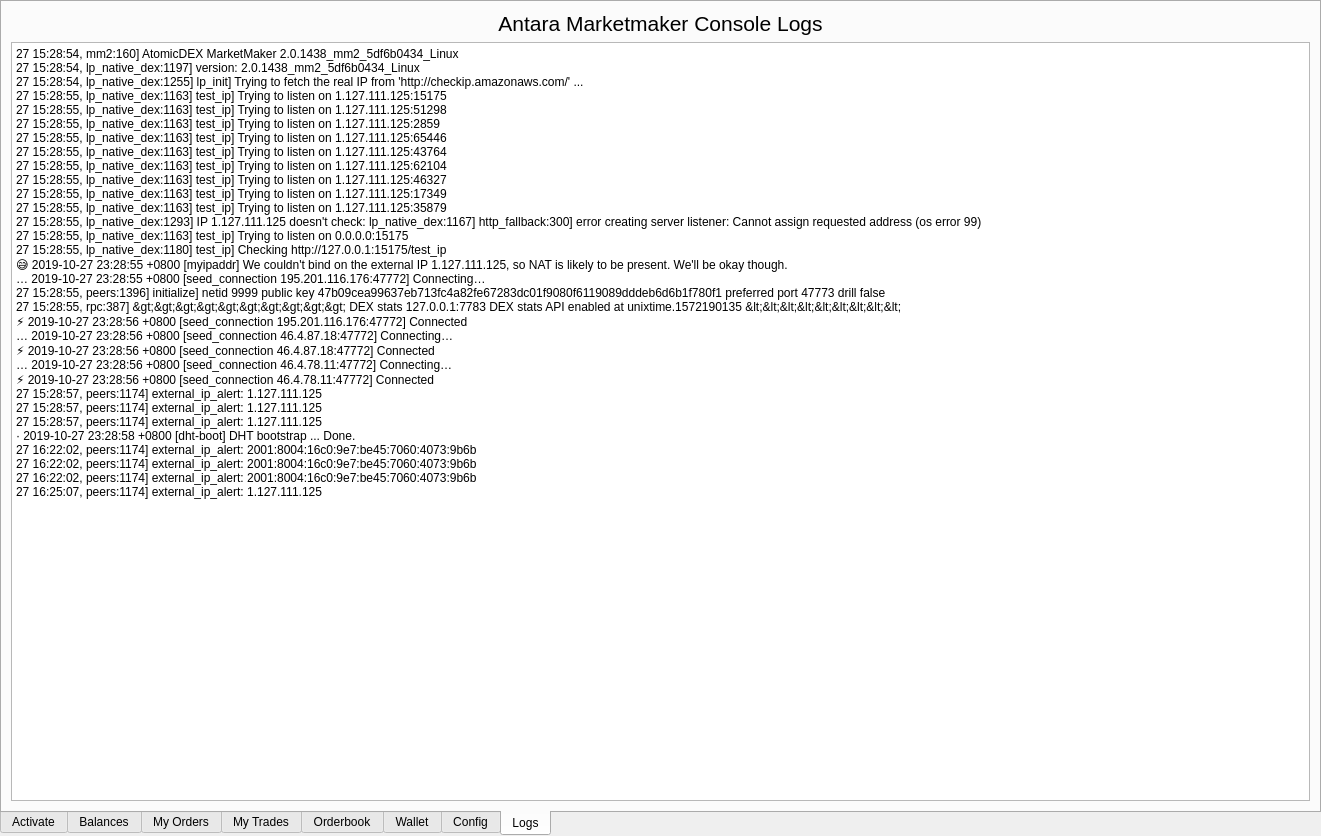
Above: ui/gui_template.ui from smk762/mmbot_qt before the change. Below: the same form after it.
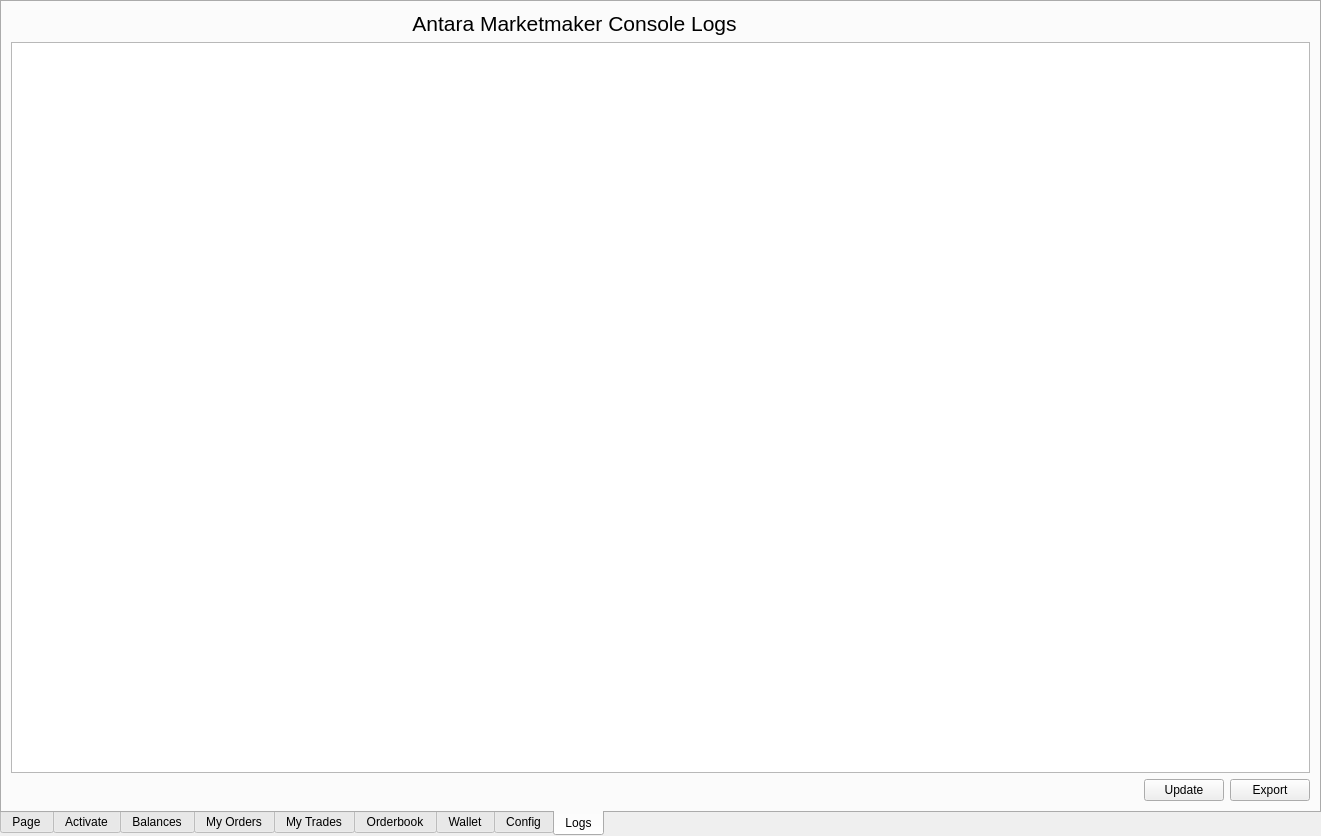
That is the form after the change. The open tabs and pages were chosen to show the change. Icons and pictures are not drawn.

Commit message: coin activation and console logs linked

Patch:
```diff
--- a/ui/gui_template.ui
+++ b/ui/gui_template.ui
@@ -40,6 +40,11 @@
   <property name="currentIndex">
    <number>0</number>
   </property>
+  <widget class="QWidget" name="tab">
+   <attribute name="title">
+    <string>Page</string>
+   </attribute>
+  </widget>
   <widget class="QWidget" name="tab_activate">
    <attribute name="title">
     <string>Activate</string>
@@ -2165,8 +2170,8 @@
    <attribute name="title">
     <string>Logs</string>
    </attribute>
-   <layout class="QVBoxLayout" name="verticalLayout">
-    <item>
+   <layout class="QGridLayout" name="gridLayout_9">
+    <item row="0" column="0">
      <widget class="QLabel" name="lbl_activate_3">
       <property name="enabled">
        <bool>true</bool>
@@ -2196,47 +2201,32 @@
       </property>
      </widget>
     </item>
-    <item>
-     <widget class="QPlainTextEdit" name="plainTextEdit">
+    <item row="2" column="1">
+     <widget class="QPushButton" name="btn_update_logs">
+      <property name="text">
+       <string>Update</string>
+      </property>
+     </widget>
+    </item>
+    <item row="2" column="2">
+     <widget class="QPushButton" name="btn_export_logs">
+      <property name="text">
+       <string>Export</string>
+      </property>
+     </widget>
+    </item>
+    <item row="1" column="0" colspan="3">
+     <widget class="QPlainTextEdit" name="console_logs">
       <property name="font">
        <font>
         <pointsize>9</pointsize>
        </font>
       </property>
+      <property name="readOnly">
+       <bool>true</bool>
+      </property>
       <property name="plainText">
-       <string>27 15:28:54, mm2:160] AtomicDEX MarketMaker 2.0.1438_mm2_5df6b0434_Linux
-27 15:28:54, lp_native_dex:1197] version: 2.0.1438_mm2_5df6b0434_Linux
-27 15:28:54, lp_native_dex:1255] lp_init] Trying to fetch the real IP from 'http://checkip.amazonaws.com/' ...
-27 15:28:55, lp_native_dex:1163] test_ip] Trying to listen on 1.127.111.125:15175
-27 15:28:55, lp_native_dex:1163] test_ip] Trying to listen on 1.127.111.125:51298
-27 15:28:55, lp_native_dex:1163] test_ip] Trying to listen on 1.127.111.125:2859
-27 15:28:55, lp_native_dex:1163] test_ip] Trying to listen on 1.127.111.125:65446
-27 15:28:55, lp_native_dex:1163] test_ip] Trying to listen on 1.127.111.125:43764
-27 15:28:55, lp_native_dex:1163] test_ip] Trying to listen on 1.127.111.125:62104
-27 15:28:55, lp_native_dex:1163] test_ip] Trying to listen on 1.127.111.125:46327
-27 15:28:55, lp_native_dex:1163] test_ip] Trying to listen on 1.127.111.125:17349
-27 15:28:55, lp_native_dex:1163] test_ip] Trying to listen on 1.127.111.125:35879
-27 15:28:55, lp_native_dex:1293] IP 1.127.111.125 doesn't check: lp_native_dex:1167] http_fallback:300] error creating server listener: Cannot assign requested address (os error 99)
-27 15:28:55, lp_native_dex:1163] test_ip] Trying to listen on 0.0.0.0:15175
-27 15:28:55, lp_native_dex:1180] test_ip] Checking http://127.0.0.1:15175/test_ip
-😅 2019-10-27 23:28:55 +0800 [myipaddr] We couldn't bind on the external IP 1.127.111.125, so NAT is likely to be present. We'll be okay though.
-… 2019-10-27 23:28:55 +0800 [seed_connection 195.201.116.176:47772] Connecting…
-27 15:28:55, peers:1396] initialize] netid 9999 public key 47b09cea99637eb713fc4a82fe67283dc01f9080f6119089dddeb6d6b1f780f1 preferred port 47773 drill false
-27 15:28:55, rpc:387] &gt;&gt;&gt;&gt;&gt;&gt;&gt;&gt;&gt;&gt; DEX stats 127.0.0.1:7783 DEX stats API enabled at unixtime.1572190135 &lt;&lt;&lt;&lt;&lt;&lt;&lt;&lt;&lt;
-⚡ 2019-10-27 23:28:56 +0800 [seed_connection 195.201.116.176:47772] Connected
-… 2019-10-27 23:28:56 +0800 [seed_connection 46.4.87.18:47772] Connecting…
-⚡ 2019-10-27 23:28:56 +0800 [seed_connection 46.4.87.18:47772] Connected
-… 2019-10-27 23:28:56 +0800 [seed_connection 46.4.78.11:47772] Connecting…
-⚡ 2019-10-27 23:28:56 +0800 [seed_connection 46.4.78.11:47772] Connected
-27 15:28:57, peers:1174] external_ip_alert: 1.127.111.125
-27 15:28:57, peers:1174] external_ip_alert: 1.127.111.125
-27 15:28:57, peers:1174] external_ip_alert: 1.127.111.125
-· 2019-10-27 23:28:58 +0800 [dht-boot] DHT bootstrap ... Done.
-27 16:22:02, peers:1174] external_ip_alert: 2001:8004:16c0:9e7:be45:7060:4073:9b6b
-27 16:22:02, peers:1174] external_ip_alert: 2001:8004:16c0:9e7:be45:7060:4073:9b6b
-27 16:22:02, peers:1174] external_ip_alert: 2001:8004:16c0:9e7:be45:7060:4073:9b6b
-27 16:25:07, peers:1174] external_ip_alert: 1.127.111.125
-</string>
+       <string/>
       </property>
      </widget>
     </item>
```
Left out of the diff: 20 changed lines with no effect on the pictures. The commit also changes 3 other files.
